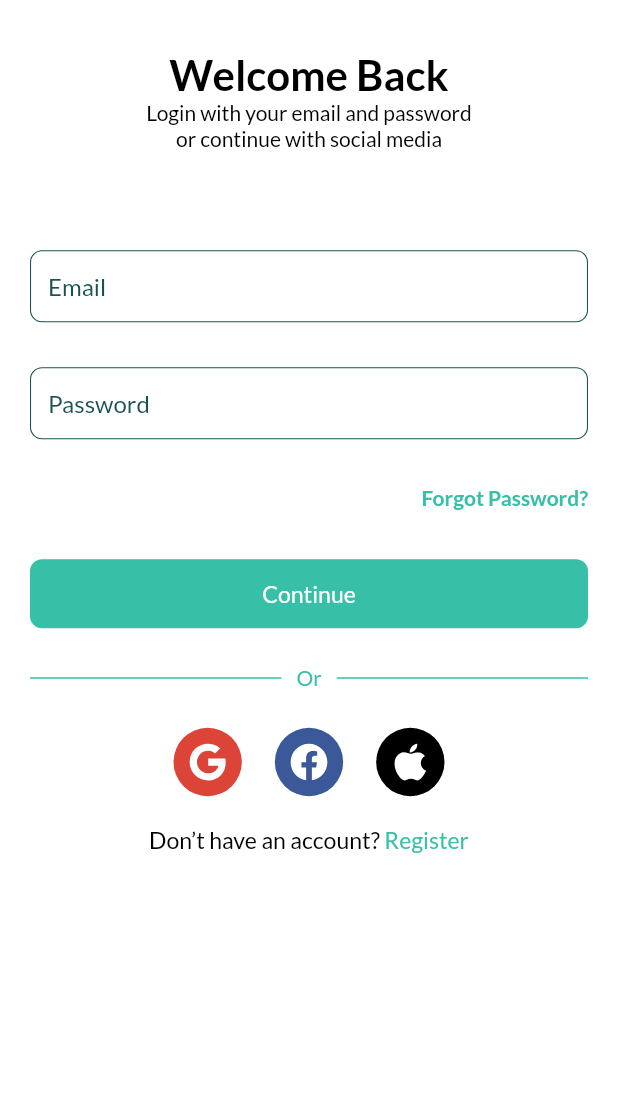
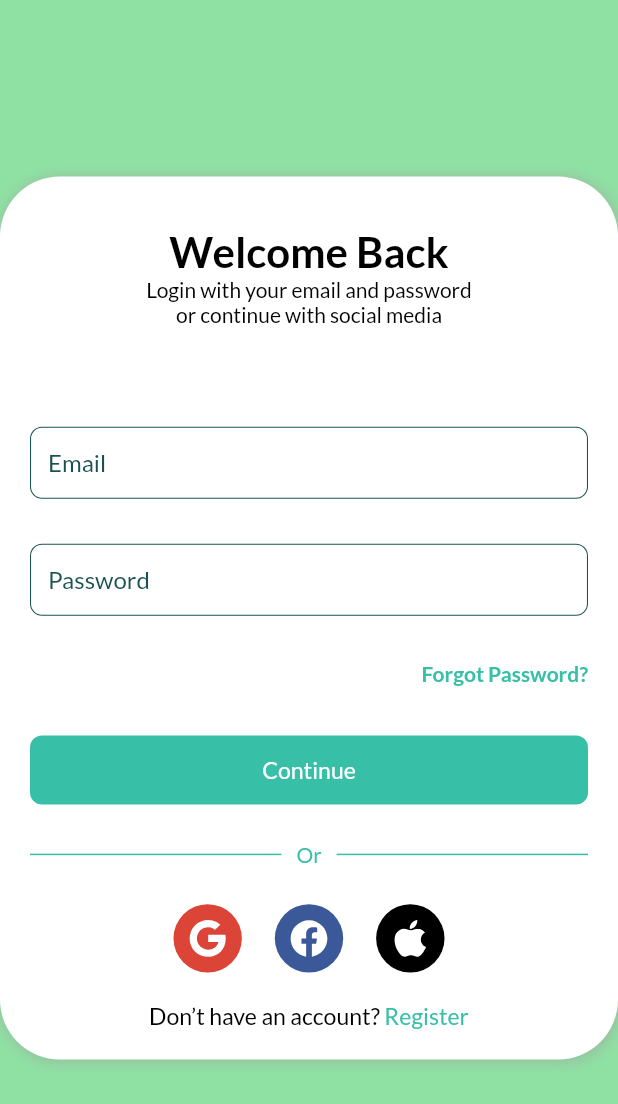
Before and after one commit to renankanu/app_kanu_delivery, a Flutter app: the LoginScreen screen opened by its route, on a phone screen of 412 x 824 dp. Shown: the top 1104 px of the screen. Run offline on Flutter 3.47's test engine with Material 2 defaults, Android fonts, the phone set to English and light mode, and no system bars; our stand-ins replace flutter_icons, flutter_modular, flutter_svg, font_awesome_flutter.

Commit message:
Refactor - create card in login screen

```diff
--- a/lib/app/pages/login/widget/body.dart
+++ b/lib/app/pages/login/widget/body.dart
@@ -10,9 +10,26 @@ class Body extends StatelessWidget {
   @override
   Widget build(BuildContext context) {
     SizeConfig().init(context);
-    return SafeArea(
+    return Container(
+      color: kAlgaeGreen,
       child: SizedBox(
         width: double.infinity,
+        child: Center(
+          child: Container(
+            decoration: BoxDecoration(
+              color: Colors.white,
+              borderRadius: BorderRadius.all(
+                Radius.circular(40),
+              ),
+              boxShadow: [
+                BoxShadow(
+                  color: Colors.grey.withOpacity(0.5),
+                  spreadRadius: 1,
+                  blurRadius: 7,
+                  offset: Offset(1, 1), // changes position of shadow
+                ),
+              ],
+            ),
             child: Padding(
               padding: EdgeInsets.symmetric(horizontal: 20),
               child: SingleChildScrollView(
@@ -80,6 +97,8 @@ class Body extends StatelessWidget {
               ),
             ),
           ),
+        ),
+      ),
     );
   }
 }
```
Lines whose indentation alone changed are shown as unchanged.
